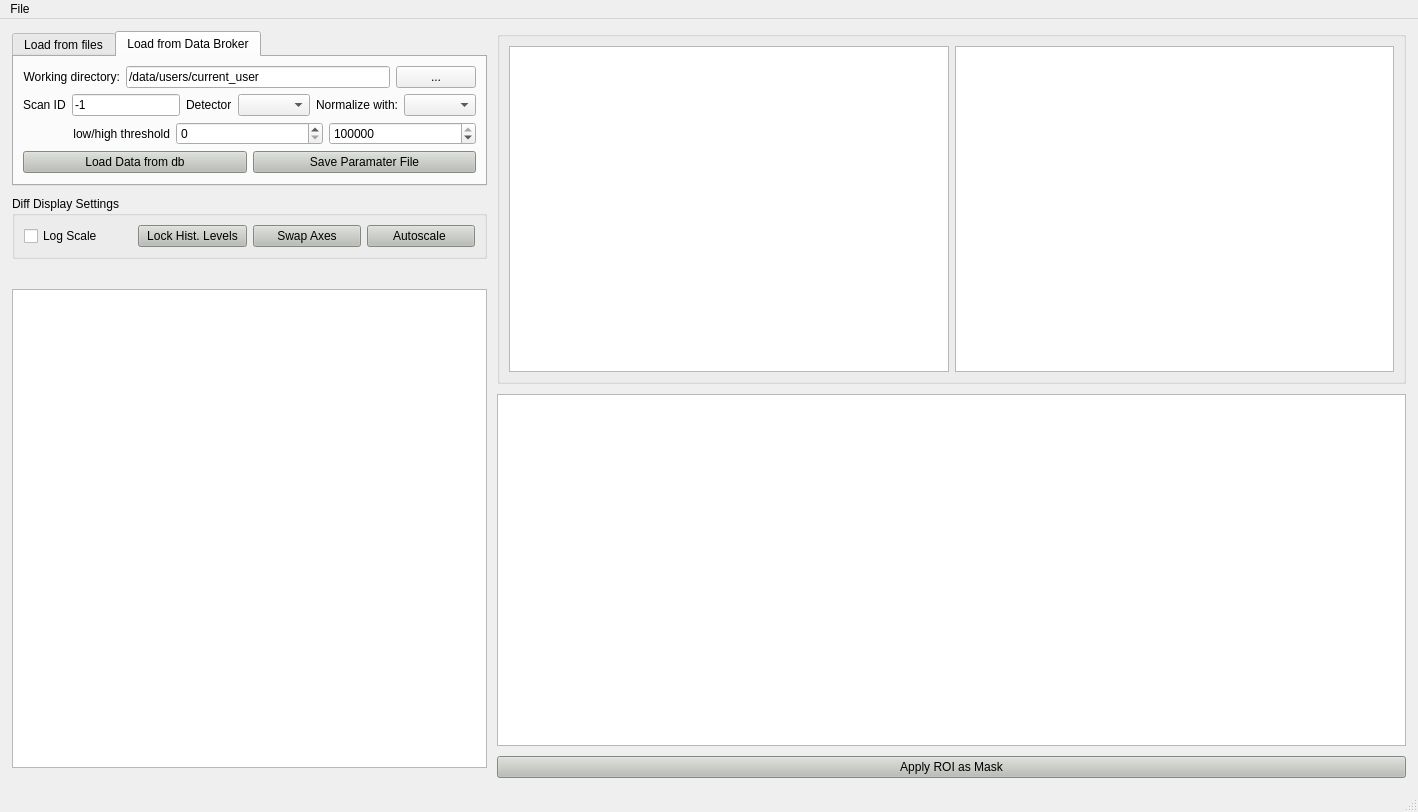
Above: diff_view/diff_view.ui from pattammattel/HXN_GUI before the change. Below: the same form after it.
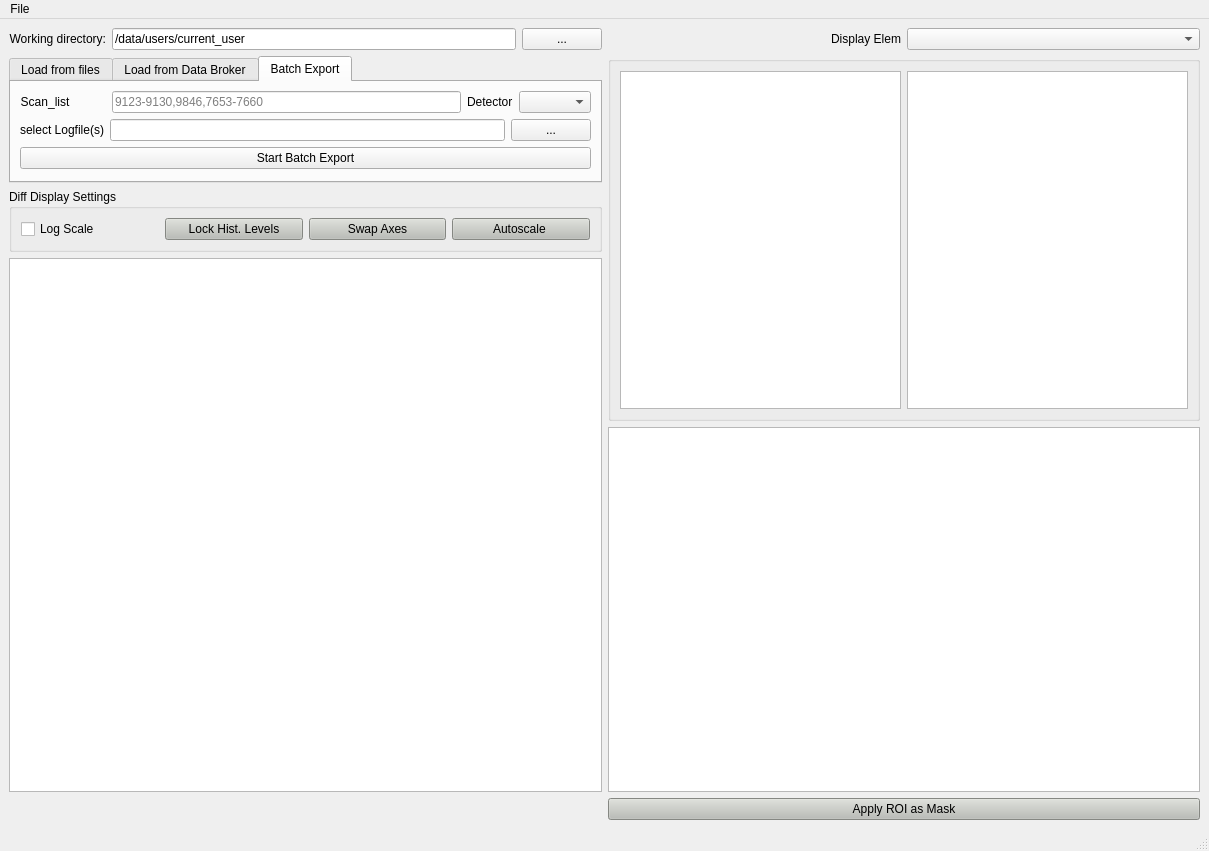
That is the form after the change. Custom widgets are drawn as their Qt base class.

What changed in the file:
```diff
--- a/diff_view/diff_view.ui
+++ b/diff_view/diff_view.ui
@@ -6,31 +6,142 @@
    <rect>
     <x>0</x>
     <y>0</y>
-    <width>1418</width>
-    <height>812</height>
+    <width>1209</width>
+    <height>851</height>
    </rect>
   </property>
   <property name="windowTitle">
    <string>MainWindow</string>
   </property>
   <widget class="QWidget" name="centralwidget">
+   <layout class="QGridLayout" name="gridLayout_13">
+    <item row="2" column="0">
+     <layout class="QGridLayout" name="gridLayout_2">
+      <item row="0" column="0">
+       <widget class="QGroupBox" name="groupBox">
+        <property name="title">
+         <string>Diff Display Settings</string>
+        </property>
+        <layout class="QHBoxLayout" name="horizontalLayout_2">
+         <item>
+          <widget class="QCheckBox" name="cb_diff_log_scale">
+           <property name="text">
+            <string>Log Scale</string>
+           </property>
+           <property name="checked">
+            <bool>false</bool>
+           </property>
+          </widget>
+         </item>
+         <item>
+          <widget class="QPushButton" name="pb_set_hist_levels_diff">
+           <property name="sizePolicy">
+            <sizepolicy hsizetype="Preferred" vsizetype="Fixed">
+             <horstretch>0</horstretch>
+             <verstretch>0</verstretch>
+            </sizepolicy>
+           </property>
+           <property name="styleSheet">
+            <string notr="true">background-color: rgb(186, 189, 182);</string>
+           </property>
+           <property name="text">
+            <string>Lock Hist. Levels</string>
+           </property>
+          </widget>
+         </item>
+         <item>
+          <widget class="QPushButton" name="pb_swap_diff_axes">
+           <property name="styleSheet">
+            <string notr="true">background-color: rgb(186, 189, 182);</string>
+           </property>
+           <property name="text">
+            <string>Swap Axes</string>
+           </property>
+          </widget>
+         </item>
+         <item>
+          <widget class="QPushButton" name="pb_auto_hist_levels_diff">
+           <property name="sizePolicy">
+            <sizepolicy hsizetype="Preferred" vsizetype="Fixed">
+             <horstretch>0</horstretch>
+             <verstretch>0</verstretch>
+            </sizepolicy>
+           </property>
+           <property name="styleSheet">
+            <string notr="true">background-color: rgb(186, 189, 182);</string>
+           </property>
+           <property name="text">
+            <string>Autoscale </string>
+           </property>
+          </widget>
+         </item>
+        </layout>
+       </widget>
+      </item>
+     </layout>
+    </item>
+    <item row="3" column="0">
+     <widget class="QPlainTextEdit" name="pte_status">
+      <property name="sizePolicy">
+       <sizepolicy hsizetype="Preferred" vsizetype="MinimumExpanding">
+        <horstretch>0</horstretch>
+        <verstretch>0</verstretch>
+       </sizepolicy>
+      </property>
+      <property name="readOnly">
+       <bool>true</bool>
+      </property>
+     </widget>
+    </item>
+    <item row="0" column="0" rowspan="2">
+     <layout class="QGridLayout" name="gridLayout_10">
+      <item row="0" column="0">
    <layout class="QGridLayout" name="gridLayout_8">
-    <property name="leftMargin">
-     <number>12</number>
-    </property>
-    <property name="topMargin">
-     <number>12</number>
-    </property>
-    <property name="rightMargin">
-     <number>12</number>
-    </property>
-    <property name="bottomMargin">
-     <number>12</number>
-    </property>
-    <property name="spacing">
-     <number>10</number>
-    </property>
+        <item row="0" column="2">
+         <widget class="QPushButton" name="pb_select_wd">
+          <property name="sizePolicy">
+           <sizepolicy hsizetype="Fixed" vsizetype="Fixed">
+            <horstretch>0</horstretch>
+            <verstretch>0</verstretch>
+           </sizepolicy>
+          </property>
+          <property name="text">
+           <string>...</string>
+          </property>
+         </widget>
+        </item>
+        <item row="0" column="1">
+         <widget class="QLineEdit" name="le_wd">
+          <property name="sizePolicy">
+           <sizepolicy hsizetype="Preferred" vsizetype="Fixed">
+            <horstretch>0</horstretch>
+            <verstretch>0</verstretch>
+           </sizepolicy>
+          </property>
+          <property name="text">
+           <string>/data/users/current_user</string>
+          </property>
+         </widget>
+        </item>
     <item row="0" column="0">
+         <widget class="QLabel" name="label_2">
+          <property name="sizePolicy">
+           <sizepolicy hsizetype="Fixed" vsizetype="Fixed">
+            <horstretch>0</horstretch>
+            <verstretch>0</verstretch>
+           </sizepolicy>
+          </property>
+          <property name="text">
+           <string>Working directory:</string>
+          </property>
+          <property name="alignment">
+           <set>Qt::AlignRight|Qt::AlignTrailing|Qt::AlignVCenter</set>
+          </property>
+         </widget>
+        </item>
+       </layout>
+      </item>
+      <item row="1" column="0">
      <widget class="QTabWidget" name="tabWidget_2">
       <property name="sizePolicy">
        <sizepolicy hsizetype="Preferred" vsizetype="Preferred">
@@ -39,7 +150,7 @@
        </sizepolicy>
       </property>
       <property name="currentIndex">
-       <number>1</number>
+         <number>2</number>
       </property>
       <widget class="QWidget" name="tabWidget_2Page1">
        <attribute name="title">
@@ -179,46 +290,6 @@
           </item>
          </layout>
         </item>
-        <item row="0" column="0" colspan="2">
-         <layout class="QHBoxLayout" name="horizontalLayout_3">
-          <item>
-           <widget class="QLabel" name="label_2">
-            <property name="sizePolicy">
-             <sizepolicy hsizetype="Fixed" vsizetype="Preferred">
-              <horstretch>0</horstretch>
-              <verstretch>0</verstretch>
-             </sizepolicy>
-            </property>
-            <property name="text">
-             <string>Working directory:</string>
-            </property>
-            <property name="alignment">
-             <set>Qt::AlignRight|Qt::AlignTrailing|Qt::AlignVCenter</set>
-            </property>
-           </widget>
-          </item>
-          <item>
-           <widget class="QLineEdit" name="le_wd">
-            <property name="text">
-             <string>/data/users/current_user</string>
-            </property>
-           </widget>
-          </item>
-          <item>
-           <widget class="QPushButton" name="pb_select_wd">
-            <property name="sizePolicy">
-             <sizepolicy hsizetype="Fixed" vsizetype="Fixed">
-              <horstretch>0</horstretch>
-              <verstretch>0</verstretch>
-             </sizepolicy>
-            </property>
-            <property name="text">
-             <string>...</string>
-            </property>
-           </widget>
-          </item>
-         </layout>
-        </item>
         <item row="3" column="0">
          <widget class="QPushButton" name="pb_load_data_from_db">
           <property name="styleSheet">
@@ -231,35 +302,183 @@
         </item>
        </layout>
       </widget>
-     </widget>
-    </item>
-    <item row="0" column="1" rowspan="7">
-     <layout class="QGridLayout" name="gridLayout_10">
+        <widget class="QWidget" name="tab">
+         <attribute name="title">
+          <string>Batch Export</string>
+         </attribute>
+         <layout class="QGridLayout" name="gridLayout_16">
+          <item row="0" column="0">
+           <layout class="QGridLayout" name="gridLayout_14">
+            <item row="2" column="0">
+             <widget class="QLabel" name="label_7">
+              <property name="text">
+               <string>Scan_list           </string>
+              </property>
+              <property name="alignment">
+               <set>Qt::AlignRight|Qt::AlignTrailing|Qt::AlignVCenter</set>
+              </property>
+             </widget>
+            </item>
+            <item row="2" column="1">
+             <widget class="QLineEdit" name="le_sid_2">
+              <property name="enabled">
+               <bool>true</bool>
+              </property>
+              <property name="toolTip">
+               <string>continuous scans seperated by '_' 
+ comma to sperate different list or singles 
+ examaple:9123-9130,9846,7653-7660</string>
+              </property>
+              <property name="text">
+               <string/>
+              </property>
+              <property name="placeholderText">
+               <string>9123-9130,9846,7653-7660</string>
+              </property>
+             </widget>
+            </item>
+            <item row="2" column="3">
+             <widget class="QComboBox" name="cb_det_list_2"/>
+            </item>
+            <item row="2" column="2">
+             <widget class="QLabel" name="label_8">
+              <property name="text">
+               <string>Detector</string>
+              </property>
+             </widget>
+            </item>
+           </layout>
+          </item>
+          <item row="1" column="0">
+           <layout class="QGridLayout" name="gridLayout_15">
+            <item row="0" column="2">
+             <widget class="QPushButton" name="pb_select_wd_2">
+              <property name="sizePolicy">
+               <sizepolicy hsizetype="Fixed" vsizetype="Fixed">
+                <horstretch>0</horstretch>
+                <verstretch>0</verstretch>
+               </sizepolicy>
+              </property>
+              <property name="text">
+               <string>...</string>
+              </property>
+             </widget>
+            </item>
+            <item row="0" column="1">
+             <widget class="QLineEdit" name="le_wd_2">
+              <property name="sizePolicy">
+               <sizepolicy hsizetype="Preferred" vsizetype="Fixed">
+                <horstretch>0</horstretch>
+                <verstretch>0</verstretch>
+               </sizepolicy>
+              </property>
+              <property name="text">
+               <string/>
+              </property>
+             </widget>
+            </item>
       <item row="0" column="0">
-       <widget class="QGroupBox" name="groupBox">
-        <property name="styleSheet">
-         <string notr="true">color: rgb(0, 0, 0);</string>
-        </property>
+             <widget class="QLabel" name="label_10">
+              <property name="sizePolicy">
+               <sizepolicy hsizetype="Fixed" vsizetype="Fixed">
+                <horstretch>0</horstretch>
+                <verstretch>0</verstretch>
+               </sizepolicy>
+              </property>
+              <property name="text">
+               <string>select Logfile(s)</string>
+              </property>
+              <property name="alignment">
+               <set>Qt::AlignRight|Qt::AlignTrailing|Qt::AlignVCenter</set>
+              </property>
+             </widget>
+            </item>
+           </layout>
+          </item>
+          <item row="2" column="0">
+           <widget class="QPushButton" name="pushButton">
+            <property name="text">
+             <string>Start Batch Export</string>
+            </property>
+           </widget>
+          </item>
+         </layout>
+        </widget>
+       </widget>
+      </item>
+     </layout>
+    </item>
+    <item row="0" column="1">
         <layout class="QGridLayout" name="gridLayout_9">
-         <item row="1" column="1">
-          <widget class="GraphicsLayoutWidget" name="xrf_plot_canvas">
+      <item row="0" column="0">
+       <widget class="QLabel" name="label_5">
            <property name="sizePolicy">
-            <sizepolicy hsizetype="Expanding" vsizetype="Expanding">
+         <sizepolicy hsizetype="Preferred" vsizetype="Fixed">
              <horstretch>0</horstretch>
              <verstretch>0</verstretch>
             </sizepolicy>
            </property>
-          </widget>
-         </item>
-         <item row="1" column="0">
+        <property name="text">
+         <string>Display Elem</string>
+        </property>
+        <property name="alignment">
+         <set>Qt::AlignRight|Qt::AlignTrailing|Qt::AlignVCenter</set>
+        </property>
+       </widget>
+      </item>
+      <item row="0" column="1">
+       <widget class="QComboBox" name="cb_xrf_elem_list">
+        <property name="sizePolicy">
+         <sizepolicy hsizetype="Preferred" vsizetype="Fixed">
+          <horstretch>0</horstretch>
+          <verstretch>0</verstretch>
+         </sizepolicy>
+        </property>
+       </widget>
+      </item>
+     </layout>
+    </item>
+    <item row="1" column="1" rowspan="3">
+     <layout class="QGridLayout" name="gridLayout_12">
+      <item row="0" column="0">
+       <widget class="QGroupBox" name="groupBox">
+        <property name="sizePolicy">
+         <sizepolicy hsizetype="Preferred" vsizetype="Preferred">
+          <horstretch>0</horstretch>
+          <verstretch>0</verstretch>
+         </sizepolicy>
+        </property>
+        <property name="styleSheet">
+         <string notr="true">color: rgb(0, 0, 0);</string>
+        </property>
+        <layout class="QGridLayout" name="gridLayout_11">
+         <item row="0" column="0">
+          <layout class="QGridLayout" name="gridLayout_7">
+           <item row="0" column="0">
           <widget class="GraphicsLayoutWidget" name="diff_sum_plot_canvas">
            <property name="sizePolicy">
-            <sizepolicy hsizetype="Expanding" vsizetype="Expanding">
+              <sizepolicy hsizetype="Preferred" vsizetype="Preferred">
              <horstretch>0</horstretch>
              <verstretch>0</verstretch>
             </sizepolicy>
            </property>
           </widget>
+           </item>
+           <item row="0" column="1">
+            <layout class="QGridLayout" name="gridLayout_6">
+             <item row="1" column="0" colspan="2">
+              <widget class="GraphicsLayoutWidget" name="xrf_plot_canvas">
+               <property name="sizePolicy">
+                <sizepolicy hsizetype="Preferred" vsizetype="Preferred">
+                 <horstretch>0</horstretch>
+                 <verstretch>0</verstretch>
+                </sizepolicy>
+               </property>
+              </widget>
+             </item>
+            </layout>
+           </item>
+          </layout>
          </item>
         </layout>
        </widget>
@@ -267,14 +486,16 @@
       <item row="1" column="0">
        <widget class="ImageView" name="diff_img_view">
         <property name="sizePolicy">
-         <sizepolicy hsizetype="Expanding" vsizetype="MinimumExpanding">
+         <sizepolicy hsizetype="Preferred" vsizetype="Preferred">
           <horstretch>0</horstretch>
           <verstretch>0</verstretch>
          </sizepolicy>
         </property>
        </widget>
       </item>
-      <item row="2" column="0">
+     </layout>
+    </item>
+    <item row="4" column="1">
        <widget class="QPushButton" name="pb_show_mask">
         <property name="styleSheet">
          <string notr="true">background-color: rgb(186, 189, 182);</string>
@@ -285,92 +506,13 @@
        </widget>
       </item>
      </layout>
-    </item>
-    <item row="5" column="0">
-     <widget class="QPlainTextEdit" name="pte_status">
-      <property name="sizePolicy">
-       <sizepolicy hsizetype="Preferred" vsizetype="MinimumExpanding">
-        <horstretch>0</horstretch>
-        <verstretch>0</verstretch>
-       </sizepolicy>
-      </property>
-      <property name="readOnly">
-       <bool>true</bool>
-      </property>
-     </widget>
-    </item>
-    <item row="1" column="0">
-     <layout class="QGridLayout" name="gridLayout_2"/>
-    </item>
-    <item row="2" column="0">
-     <widget class="QGroupBox" name="groupBox">
-      <property name="title">
-       <string>Diff Display Settings</string>
-      </property>
-      <layout class="QHBoxLayout" name="horizontalLayout_2">
-       <item>
-        <widget class="QCheckBox" name="cb_diff_log_scale">
-         <property name="text">
-          <string>Log Scale</string>
-         </property>
-         <property name="checked">
-          <bool>false</bool>
-         </property>
-        </widget>
-       </item>
-       <item>
-        <widget class="QPushButton" name="pb_set_hist_levels_diff">
-         <property name="sizePolicy">
-          <sizepolicy hsizetype="Preferred" vsizetype="Fixed">
-           <horstretch>0</horstretch>
-           <verstretch>0</verstretch>
-          </sizepolicy>
-         </property>
-         <property name="styleSheet">
-          <string notr="true">background-color: rgb(186, 189, 182);</string>
-         </property>
-         <property name="text">
-          <string>Lock Hist. Levels</string>
-         </property>
-        </widget>
-       </item>
-       <item>
-        <widget class="QPushButton" name="pb_swap_diff_axes">
-         <property name="styleSheet">
-          <string notr="true">background-color: rgb(186, 189, 182);</string>
-         </property>
-         <property name="text">
-          <string>Swap Axes</string>
-         </property>
-        </widget>
-       </item>
-       <item>
-        <widget class="QPushButton" name="pb_auto_hist_levels_diff">
-         <property name="sizePolicy">
-          <sizepolicy hsizetype="Preferred" vsizetype="Fixed">
-           <horstretch>0</horstretch>
-           <verstretch>0</verstretch>
-          </sizepolicy>
-         </property>
-         <property name="styleSheet">
-          <string notr="true">background-color: rgb(186, 189, 182);</string>
-         </property>
-         <property name="text">
-          <string>Autoscale </string>
-         </property>
-        </widget>
-       </item>
-      </layout>
-     </widget>
-    </item>
-   </layout>
   </widget>
   <widget class="QMenuBar" name="menubar">
    <property name="geometry">
     <rect>
      <x>0</x>
      <y>0</y>
-     <width>1418</width>
+     <width>1209</width>
      <height>20</height>
     </rect>
    </property>
```
Lines whose indentation alone changed are shown as unchanged.
